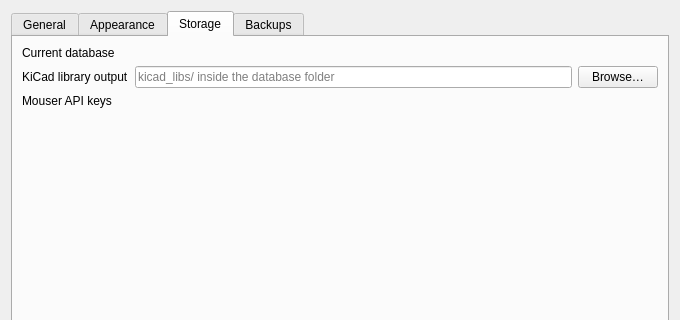
The window that examples/PartManagerApp/src/ui/PartManager_SettingsDialog.ui (KROIA/PartManager) describes before a commit, drawn with Qt 5; both pictures show x 0 to 680 and y 0 to 320 of the 680 by 540 pixel window.
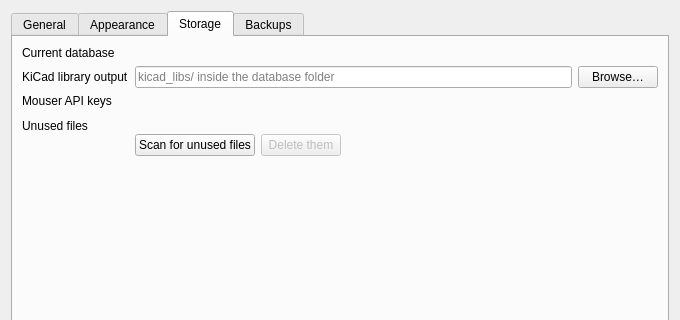
The same window after the commit. The open tabs and pages were chosen to show the change.

Commit message: sweep files no part still points at

Patch:
```diff
--- a/examples/PartManagerApp/src/ui/PartManager_SettingsDialog.ui
+++ b/examples/PartManagerApp/src/ui/PartManager_SettingsDialog.ui
@@ -154,6 +154,61 @@
          </property>
         </widget>
        </item>
+       <item row="3" column="0">
+        <widget class="QLabel" name="cleanupCaptionLabel">
+         <property name="text">
+          <string>Unused files</string>
+         </property>
+        </widget>
+       </item>
+       <item row="3" column="1">
+        <layout class="QVBoxLayout" name="cleanupLayout">
+         <item>
+          <widget class="QLabel" name="cleanupLabel">
+           <property name="text">
+            <string notr="true"/>
+           </property>
+           <property name="wordWrap">
+            <bool>true</bool>
+           </property>
+          </widget>
+         </item>
+         <item>
+          <layout class="QHBoxLayout" name="cleanupButtonRow">
+           <item>
+            <widget class="QPushButton" name="scanFilesButton">
+             <property name="text">
+              <string>Scan for unused files</string>
+             </property>
+            </widget>
+           </item>
+           <item>
+            <widget class="QPushButton" name="deleteUnusedButton">
+             <property name="text">
+              <string>Delete them</string>
+             </property>
+             <property name="enabled">
+              <bool>false</bool>
+             </property>
+            </widget>
+           </item>
+           <item>
+            <spacer name="cleanupSpacer">
+             <property name="orientation">
+              <enum>Qt::Horizontal</enum>
+             </property>
+             <property name="sizeHint" stdset="0">
+              <size>
+               <width>40</width>
+               <height>20</height>
+              </size>
+             </property>
+            </spacer>
+           </item>
+          </layout>
+         </item>
+        </layout>
+       </item>
       </layout>
      </widget>
      <widget class="QWidget" name="backupTab">
```
The commit also changes 7 other files.
